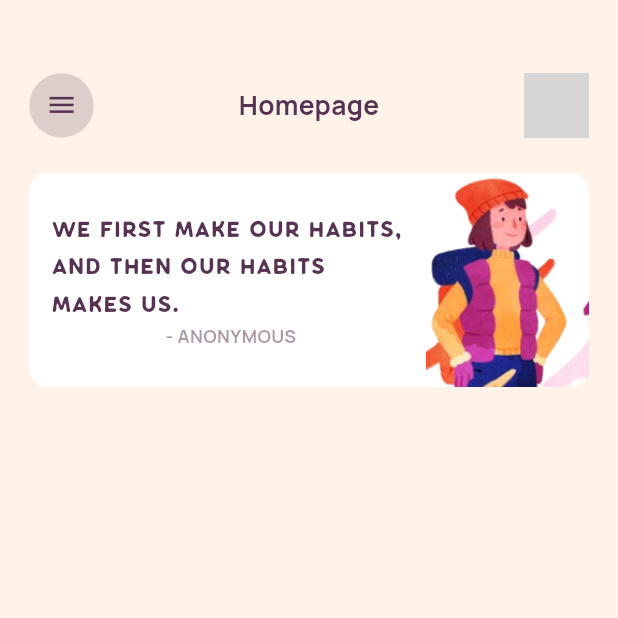
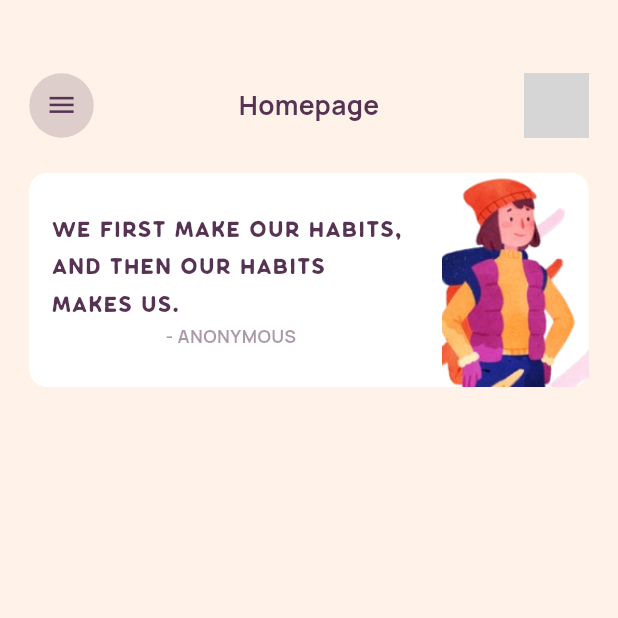
Before and after one commit to Gbenga-Abiodun/habit-app, a Flutter app: the HomePage screen opened by its route, on a phone screen of 412 x 824 dp, the top half of it. Run offline on Flutter 3.47's test engine with Material 3 defaults, Android fonts, the light colour scheme and no system bars; drawn by our look-alikes of auto_size_text; our stand-ins replace cached_network_image, firebase_core, flutter_svg, flutter_svg_provider, get; accounts and stored records are empty; network calls fail; grey boxes are pictures that could not be loaded.

Commit message:
made more changes to the home_card.dart

```diff
--- a/lib/widgets/home_card.dart
+++ b/lib/widgets/home_card.dart
@@ -26,7 +26,7 @@ class HomeCard extends StatelessWidget {
         mainAxisAlignment: MainAxisAlignment.spaceBetween,
         children: [
           Padding(
-            padding:  EdgeInsets.only(
+            padding: EdgeInsets.only(
               left: Dimensions.height15,
             ),
             child: Column(
@@ -43,15 +43,13 @@ class HomeCard extends StatelessWidget {
                       size: Dimensions.font18,
                       color: AppColors.eclipse,
                     ),
-
                   ],
                 ),
                 Row(
                   mainAxisAlignment: MainAxisAlignment.start,
                   children: [
                     SmallText(
-                      text:
-                      "- anonymous".toUpperCase(),
+                      text: "- anonymous".toUpperCase(),
                       // fontFamily: "Klasik",
                       size: Dimensions.height12,
                       fontWeight: FontWeight.w700,
@@ -76,14 +74,11 @@ class HomeCard extends StatelessWidget {
           ),
           Container(
             height: Dimensions.height10 * 50,
-            width: Dimensions.height10 * 11.1,
-            // margin: Edge,
-
+            width: Dimensions.height10 * 10,
             decoration: BoxDecoration(
               image: DecorationImage(
                 fit: BoxFit.cover,
                 image: AssetImage(
-
                   Assets.imagesGirl,
                 ),
               ),
```
